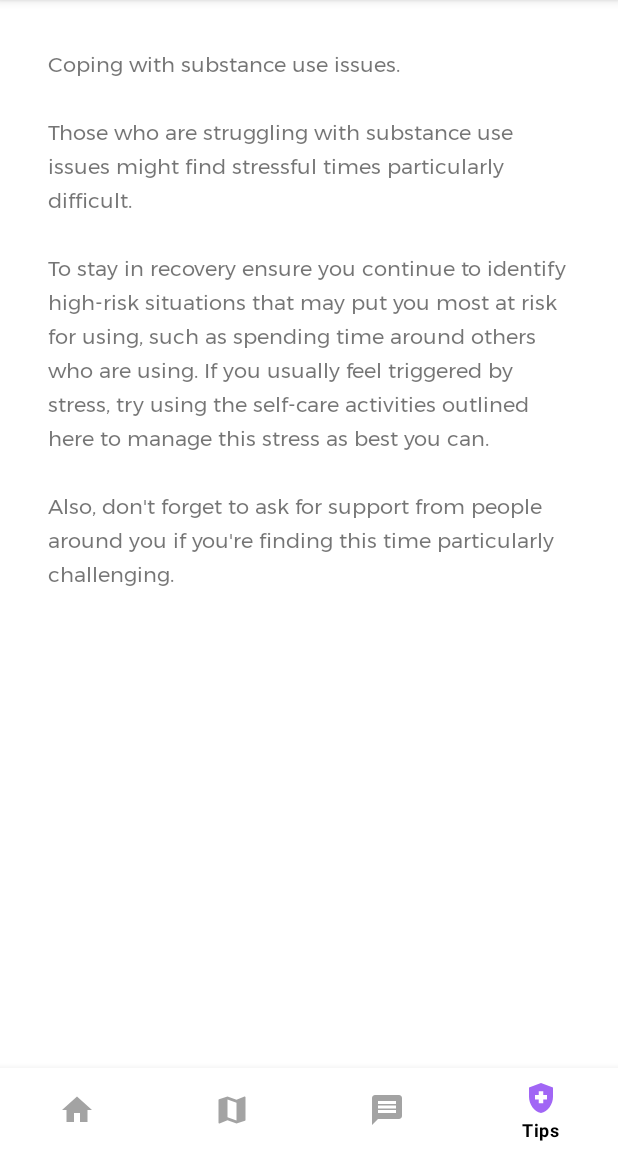
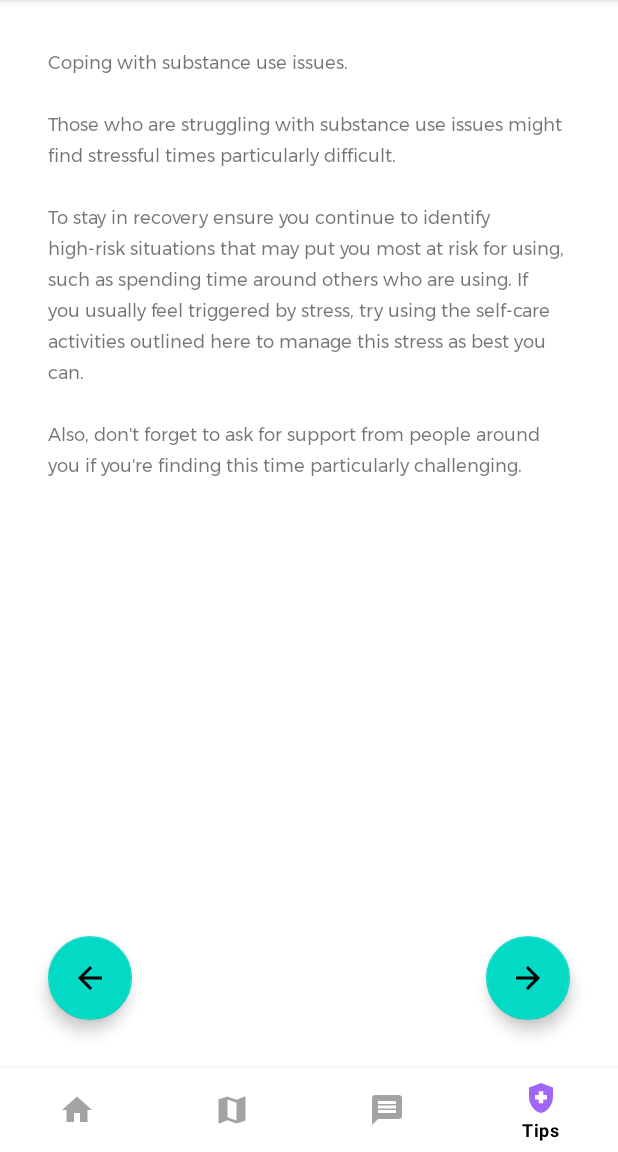
Before and after one commit to nam-m/StormHacks2021, an Android app: the TipsActivity screen opened directly, with no data from a screen before it, on a phone screen of 412 x 824 dp, the part 84-1236 px from its top. Run offline under Robolectric (Android 15) with nearby library versions, the phone set to English and light mode, and no system bars.

Commit message:
Add buttons to move between tips

```diff
--- a/app/build.gradle
+++ b/app/build.gradle
@@ -12,6 +12,7 @@ android {
         targetSdkVersion 30
         versionCode 1
         versionName "1.0"
+        android.defaultConfig.vectorDrawables.useSupportLibrary = true
 
         testInstrumentationRunner "androidx.test.runner.AndroidJUnitRunner"
     }
--- a/app/src/main/java/com/example/stormhacks2021/tips/TipsActivity.java
+++ b/app/src/main/java/com/example/stormhacks2021/tips/TipsActivity.java
@@ -4,6 +4,9 @@ import android.content.Intent;
 import android.graphics.Color;
 import android.os.Bundle;
 import android.text.method.LinkMovementMethod;
+import android.util.Log;
+import android.view.View;
+import android.widget.Button;
 import android.widget.TextView;
 
 import androidx.appcompat.app.AppCompatActivity;
@@ -13,14 +16,14 @@ import com.example.stormhacks2021.MapActivity;
 import com.example.stormhacks2021.MessageActivity;
 import com.example.stormhacks2021.R;
 import com.google.android.material.bottomnavigation.BottomNavigationView;
+import com.google.android.material.floatingactionbutton.FloatingActionButton;
 
-import java.util.ArrayList;
 import java.util.Arrays;
 import java.util.List;
 import java.util.Random;
 
 public class TipsActivity extends AppCompatActivity {
-
+    int index;
 
     @Override
     protected void onCreate(Bundle savedInstanceState) {
@@ -30,10 +33,36 @@ public class TipsActivity extends AppCompatActivity {
         setNavigationView();
         List<String> tips = Arrays.asList(getResources().getStringArray(R.array.tips));
 
-        int index = new Random().nextInt(tips.size());
+        index = new Random().nextInt(tips.size());
+
+        Log.d("index", String.valueOf(index));
 
         TextView tipsTextView = findViewById(R.id.tip_TextView);
         tipsTextView.setText(tips.get(index));
+        tipsTextView.setMovementMethod(LinkMovementMethod.getInstance());
+
+        FloatingActionButton backBtn = findViewById(R.id.fab_tips_back);
+        FloatingActionButton fwdBtn = findViewById(R.id.fab_tips_forward);
+
+        backBtn.setOnClickListener(new View.OnClickListener() {
+            @Override
+            public void onClick(View v) {
+                if (index > 0) {
+                    index--;
+                }
+                tipsTextView.setText(tips.get(index));
+            }
+        });
+
+        fwdBtn.setOnClickListener(new View.OnClickListener() {
+            @Override
+            public void onClick(View v) {
+                if (index < tips.size() - 1) {
+                    index++;
+                }
+                tipsTextView.setText(tips.get(index));
+            }
+        });
     }
 
     @Override
--- /dev/null
+++ b/app/src/main/res/drawable/ic_baseline_arrow_back_24.xml
@@ -0,0 +1,5 @@
+<vector android:height="24dp" android:tint="#FFFFFF"
+    android:viewportHeight="24" android:viewportWidth="24"
+    android:width="24dp" xmlns:android="http://schemas.android.com/apk/res/android">
+    <path android:fillColor="@android:color/white" android:pathData="M20,11H7.83l5.59,-5.59L12,4l-8,8 8,8 1.41,-1.41L7.83,13H20v-2z"/>
+</vector>
--- /dev/null
+++ b/app/src/main/res/drawable/ic_baseline_arrow_forward_24.xml
@@ -0,0 +1,5 @@
+<vector android:height="24dp" android:tint="#FFFFFF"
+    android:viewportHeight="24" android:viewportWidth="24"
+    android:width="24dp" xmlns:android="http://schemas.android.com/apk/res/android">
+    <path android:fillColor="@android:color/white" android:pathData="M12,4l-1.41,1.41L16.17,11H4v2h12.17l-5.58,5.59L12,20l8,-8z"/>
+</vector>
--- a/app/src/main/res/layout/activity_tips.xml
+++ b/app/src/main/res/layout/activity_tips.xml
@@ -22,20 +22,44 @@
     <TextView
         android:id="@+id/tip_TextView"
         android:layout_width="0dp"
-        android:layout_height="0dp"
+        android:layout_height="wrap_content"
         android:layout_marginStart="32dp"
         android:layout_marginTop="32dp"
         android:layout_marginEnd="32dp"
-        android:autoLink="web"
         android:fontFamily="@font/montserrat"
         android:gravity="center_horizontal|fill_horizontal"
         android:lineSpacingExtra="6sp"
         android:linksClickable="true"
         android:text="@string/tips_textview"
-        android:textSize="14sp"
-        app:layout_constraintBottom_toTopOf="@+id/navigation_bar"
+        android:textSize="12sp"
         app:layout_constraintEnd_toEndOf="parent"
         app:layout_constraintStart_toStartOf="parent"
         app:layout_constraintTop_toTopOf="parent" />
 
+    <com.google.android.material.floatingactionbutton.FloatingActionButton
+        android:id="@+id/fab_tips_back"
+        android:layout_width="wrap_content"
+        android:layout_height="wrap_content"
+        android:layout_marginStart="32dp"
+        android:layout_marginBottom="32dp"
+        android:clickable="true"
+        app:layout_constraintBottom_toTopOf="@+id/navigation_bar"
+        app:layout_constraintStart_toStartOf="parent"
+        app:srcCompat="@drawable/ic_baseline_arrow_back_24"
+        android:focusable="true"
+        android:contentDescription="@string/back_tips_btn" />
+
+    <com.google.android.material.floatingactionbutton.FloatingActionButton
+        android:id="@+id/fab_tips_forward"
+        android:layout_width="wrap_content"
+        android:layout_height="wrap_content"
+        android:layout_marginEnd="32dp"
+        android:layout_marginBottom="32dp"
+        android:clickable="true"
+        app:layout_constraintBottom_toTopOf="@+id/navigation_bar"
+        app:layout_constraintEnd_toEndOf="parent"
+        app:srcCompat="@drawable/ic_baseline_arrow_forward_24"
+        android:focusable="true"
+        android:contentDescription="@string/forward_tips_btn"/>
+
 </androidx.constraintlayout.widget.ConstraintLayout>
--- a/app/src/main/res/values/strings.xml
+++ b/app/src/main/res/values/strings.xml
@@ -12,5 +12,7 @@
         Duis aute irure dolor in reprehenderit in voluptate velit esse cillum dolore eu fugiat nulla pariatur.
         Excepteur sint occaecat cupidatat non proident, sunt in culpa qui officia deserunt mollit anim id est laborum.
     </string>
+    <string name="back_tips_btn">back_tips_btn</string>
+    <string name="forward_tips_btn">forward_tips_btn</string>
 
 </resources>
--- a/app/src/main/res/values/strings_tips.xml
+++ b/app/src/main/res/values/strings_tips.xml
@@ -38,8 +38,8 @@
     </string>
 
     <string name='tip_5'>Limit how often you check the news and only get news from reliable sources.\n\nIt\'s easy to get sucked in to
-        reading constant updates on social media, this can be mentally draining as well as putting you at risk of seeing false information.\n\nA better way to stay informed is by checking out credible sources once or twice a day for updates.
-        Some reliable sources include:\n\n<a href="http://www.bccdc.ca/health-info/diseases-conditions/covid-19">\u2022BC Centre for Disease Control</a>\n\n<a href="https://www.who.int">\u2022The World Health Organization</a>\n\n<a href="https://www.canada.ca/en/public-health/services/diseases/coronavirus-disease-covid-19.html">\u2022Health Canada</a>\n\nRemember, the information absorb can affect how we feel. We should monitor what we read with care.
+        reading constant updates on social media, this can be mentally draining as well as putting you at risk of seeing false information.\n\nA better way to stay informed
+        is by checking out credible sources once or twice a day for updates. Some reliable sources include:\n\n<a href="http://www.bccdc.ca/health-info/diseases-conditions/covid-19">\t\t\u2022 BC Centre for Disease Control</a>\n\n<a href="https://www.who.int">\t\u2022 The World Health Organization</a>\n\n<a href="https://www.canada.ca/en/public-health/services/diseases/coronavirus-disease-covid-19.html">\t\u2022 HealthCanada</a>\n\nRemember the information absorb can affect how we feel. We should monitor what we read with care.
     </string>
 
     <string name='tip_6'>Don\'t skimp on sleep.\n\nIt matters more than you think. One way to get sleep better is to take a break from the
@@ -54,10 +54,10 @@
     </string>
 
     <string name='tip_8'>Where to get more help.\n\nIf you or a loved one needs more mental health support at this difficult time,
-        there are many programs and resources that are available to you:\n\n<a href="https://www.heretohelp.bc.ca/">Here to Help</a>
-        provides mental-health and substance-use information you can trust.\n\n<a href="https://keltymentalhealth.ca/">\u2022Kelty Mental Health Centre</a>
-        has information on talking to children and youth.\n\n<a href="https://crisiscentre.bc.ca/">\u2022BC Crisis Centre</a>
-        is a non-profit, volunteer organization committed to helping people help themselves and others deal with crisis.\n\n<a href="https://cmha.bc.ca/">\u2022Canadian Mental Health Association"</a>
+        there are many programs and resources that are available to you:\n\n<a href="https://www.heretohelp.bc.ca/"> \t\u2022 Here to Help</a>
+        provides mental-health and substance-use information you can trust.\n\n<a href="https://keltymentalhealth.ca/">\t\u2022 Kelty Mental Health Centre</a>
+        has information on talking to children and youth.\n\n<a href="https://crisiscentre.bc.ca/">\t\u2022 BC Crisis Centre</a>
+        is a non-profit, volunteer organization committed to helping people help themselves and others deal with crisis.\n\n<a href="https://cmha.bc.ca/">\t\u2022 Canadian Mental Health Association"</a>
         is a national charity that helps maintain and improve mental health for all Canadians
     </string>
 
```
